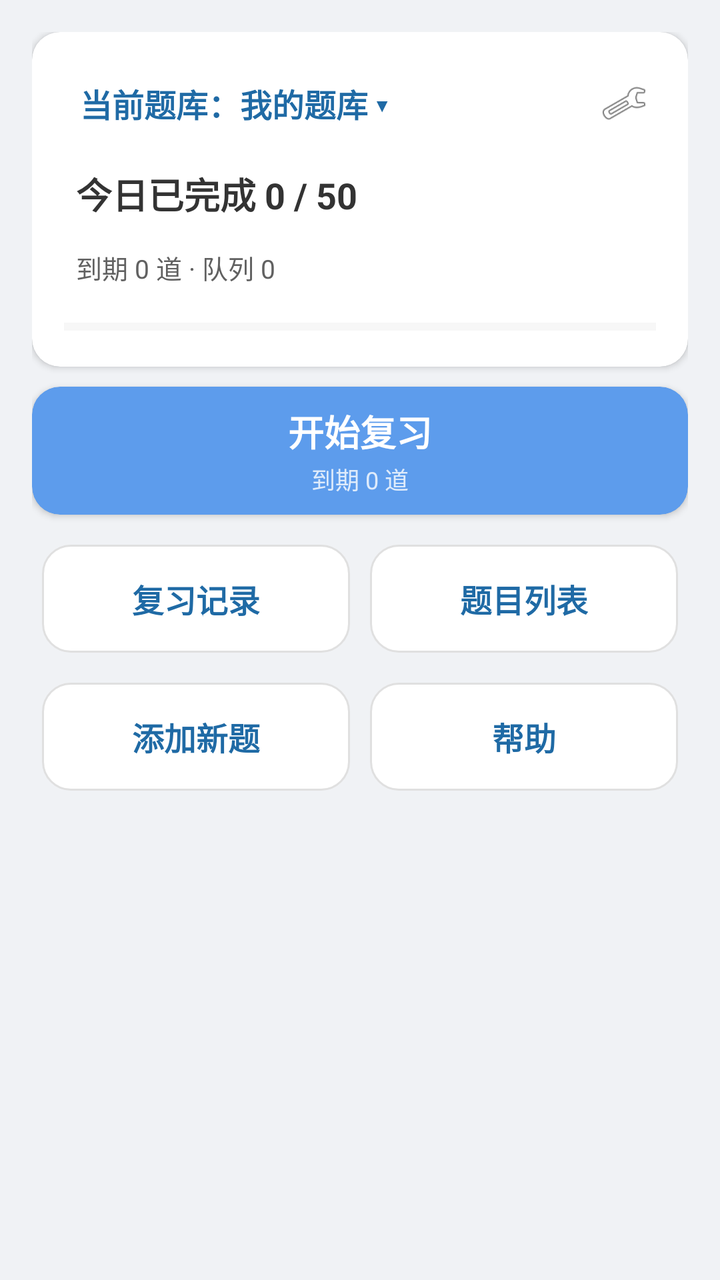
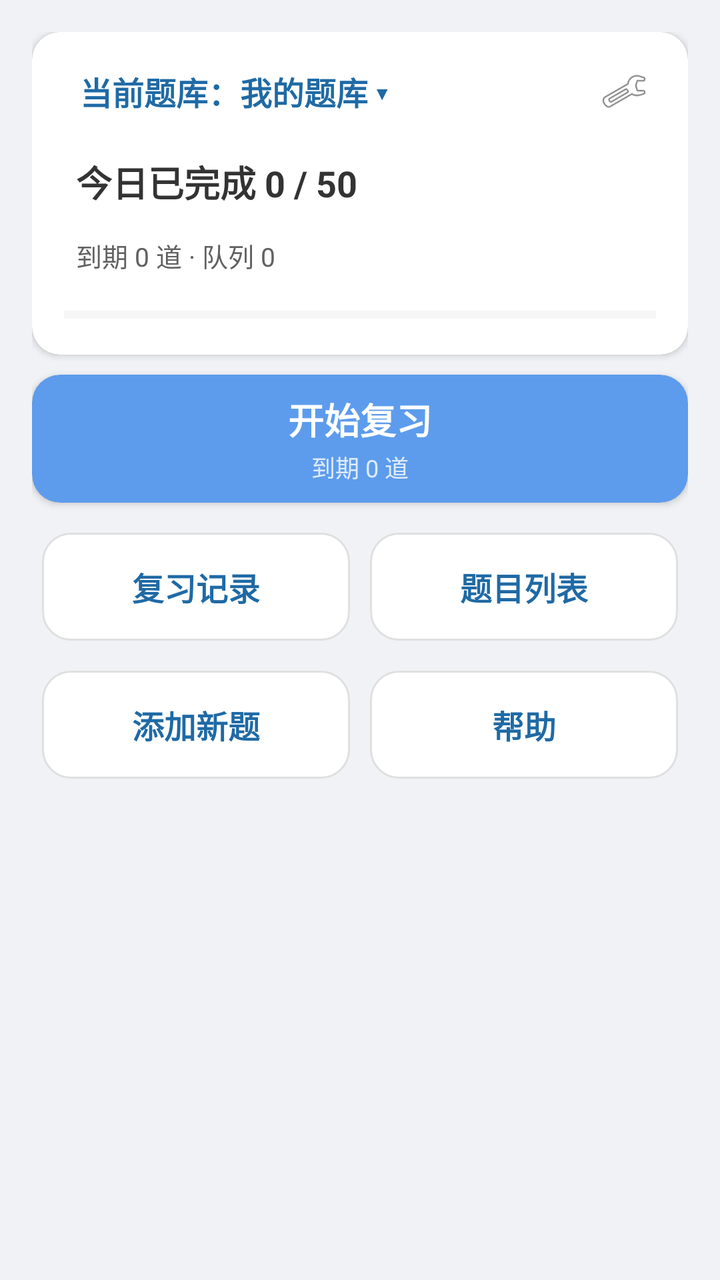

Before-and-after screenshots of an Android layout around one commit, followed by the original layout XML and the change that was made.
<!-- AndroidManifest.xml: application theme Theme.Demo -->
<!-- res/layout/activity_main.xml -->
<?xml version="1.0" encoding="utf-8"?>
<ScrollView xmlns:android="http://schemas.android.com/apk/res/android"
    xmlns:app="http://schemas.android.com/apk/res-auto"
    android:layout_width="match_parent"
    android:layout_height="match_parent"
    android:background="@color/home_bg"
    android:fillViewport="true">

    <LinearLayout
        android:layout_width="match_parent"
        android:layout_height="wrap_content"
        android:orientation="vertical"
        android:padding="@dimen/home_padding"
        android:gravity="top|center_horizontal">

        
        <androidx.cardview.widget.CardView
            android:layout_width="match_parent"
            android:layout_height="wrap_content"
            app:cardBackgroundColor="@color/home_card"
            app:cardCornerRadius="@dimen/home_card_corner"
            android:layout_marginBottom="@dimen/home_card_margin">

            <LinearLayout
                android:layout_width="match_parent"
                android:layout_height="wrap_content"
                android:orientation="vertical"
                android:padding="@dimen/home_info_padding">

                <LinearLayout
                    android:layout_width="match_parent"
                    android:layout_height="wrap_content"
                    android:orientation="horizontal"
                    android:gravity="center_vertical">

                    <TextView
                        android:id="@+id/tv_current_bank"
                        android:layout_width="0dp"
                        android:layout_height="wrap_content"
                        android:layout_weight="1"
                        android:clickable="true"
                        android:focusable="true"
                        android:foreground="?attr/selectableItemBackground"
                        android:padding="8dp"
                        android:text="当前题库：我的题库 ▾"
                        android:textSize="16sp"
                        android:textStyle="bold"
                        android:textColor="@color/detail_primary" />

                    <ImageView
                        android:id="@+id/ic_setting"
                        android:layout_width="32dp"
                        android:layout_height="32dp"
                        android:clickable="true"
                        android:focusable="true"
                        android:foreground="?attr/selectableItemBackground"
                        android:padding="4dp"
                        android:contentDescription="设置"
                        android:src="@android:drawable/ic_menu_preferences" />
                </LinearLayout>

                <TextView
                    android:id="@+id/tv_today_main"
                    android:layout_width="match_parent"
                    android:layout_height="wrap_content"
                    android:layout_marginTop="6dp"
                    android:clickable="true"
                    android:focusable="true"
                    android:foreground="?attr/selectableItemBackground"
                    android:padding="6dp"
                    android:contentDescription="修改每日复习量"
                    android:text="今日已完成 0 / 50"
                    android:textSize="18sp"
                    android:textStyle="bold"
                    android:textColor="@color/home_text_primary" />

                <TextView
                    android:id="@+id/tv_today_sub"
                    android:layout_width="match_parent"
                    android:layout_height="wrap_content"
                    android:layout_marginTop="2dp"
                    android:clickable="true"
                    android:focusable="true"
                    android:foreground="?attr/selectableItemBackground"
                    android:padding="6dp"
                    android:text="到期 0 道 · 队列 0"
                    android:textSize="13sp"
                    android:textColor="@color/home_text_secondary" />

                <ProgressBar
                    android:id="@+id/progress_today"
                    style="?android:attr/progressBarStyleHorizontal"
                    android:layout_width="match_parent"
                    android:layout_height="@dimen/home_progress_height"
                    android:layout_marginTop="10dp"
                    android:max="100"
                    android:progress="0"
                    android:progressTint="@color/home_primary"
                    android:progressBackgroundTint="@color/home_stroke" />

                <LinearLayout
                    android:id="@+id/checkin_row"
                    android:layout_width="match_parent"
                    android:layout_height="wrap_content"
                    android:orientation="horizontal"
                    android:gravity="center_vertical"
                    android:layout_marginTop="10dp"
                    android:visibility="gone">

                    <TextView
                        android:id="@+id/tv_checkin"
                        android:layout_width="0dp"
                        android:layout_height="wrap_content"
                        android:layout_weight="1"
                        android:clickable="true"
                        android:focusable="true"
                        android:foreground="?attr/selectableItemBackground"
                        android:padding="6dp"
                        android:textSize="13sp"
                        android:textColor="@color/home_text_secondary" />

                    <ImageView
                        android:id="@+id/iv_checkin_calendar"
                        android:layout_width="32dp"
                        android:layout_height="32dp"
                        android:layout_gravity="end"
                        android:clickable="true"
                        android:focusable="true"
                        android:foreground="?attr/selectableItemBackground"
                        android:padding="4dp"
                        android:contentDescription="打卡日历"
                        android:src="@android:drawable/ic_menu_agenda" />
                </LinearLayout>

                <TextView
                    android:id="@+id/tv_empty_hint"
                    android:layout_width="match_parent"
                    android:layout_height="wrap_content"
                    android:layout_marginTop="8dp"
                    android:visibility="gone"
                    android:text="当前题库还没有题目，先添加新题吧"
                    android:textSize="13sp"
                    android:textColor="@color/detail_warn" />
            </LinearLayout>
        </androidx.cardview.widget.CardView>

        
        <androidx.cardview.widget.CardView
            android:id="@+id/btn_review"
            android:layout_width="match_parent"
            android:layout_height="@dimen/home_primary_height"
            android:clickable="true"
            android:focusable="true"
            app:cardBackgroundColor="@color/home_primary"
            app:cardCornerRadius="@dimen/home_card_corner"
            android:foreground="?attr/selectableItemBackground"
            android:contentDescription="开始复习"
            android:layout_marginBottom="@dimen/home_inner_margin">

            <LinearLayout
                android:layout_width="match_parent"
                android:layout_height="match_parent"
                android:orientation="vertical"
                android:gravity="center">

                <TextView
                    android:layout_width="wrap_content"
                    android:layout_height="wrap_content"
                    android:text="开始复习"
                    android:textColor="#FFFFFF"
                    android:textSize="18sp"
                    android:textStyle="bold" />

                <TextView
                    android:id="@+id/tv_review_sub"
                    android:layout_width="wrap_content"
                    android:layout_height="wrap_content"
                    android:layout_marginTop="2dp"
                    android:text="到期 0 道"
                    android:textColor="@color/home_on_primary_secondary"
                    android:textSize="12sp" />
            </LinearLayout>
        </androidx.cardview.widget.CardView>

        
        <LinearLayout
            android:layout_width="match_parent"
            android:layout_height="wrap_content"
            android:orientation="horizontal"
            android:layout_marginTop="@dimen/home_inner_margin">

            <LinearLayout
                android:id="@+id/btn_history"
                android:layout_width="0dp"
                android:layout_height="@dimen/home_secondary_height"
                android:layout_weight="1"
                android:clickable="true"
                android:focusable="true"
                android:background="@drawable/bg_home_secondary"
                android:foreground="?attr/selectableItemBackground"
                android:contentDescription="复习记录"
                android:gravity="center"
                android:layout_margin="@dimen/home_inner_margin">

                <TextView
                    android:layout_width="wrap_content"
                    android:layout_height="wrap_content"
                    android:text="复习记录"
                    android:textColor="@color/detail_primary"
                    android:textSize="16sp"
                    android:textStyle="bold" />
            </LinearLayout>

            <LinearLayout
                android:id="@+id/btn_bank"
                android:layout_width="0dp"
                android:layout_height="@dimen/home_secondary_height"
                android:layout_weight="1"
                android:clickable="true"
                android:focusable="true"
                android:background="@drawable/bg_home_secondary"
                android:foreground="?attr/selectableItemBackground"
                android:contentDescription="题目列表"
                android:gravity="center"
                android:layout_margin="@dimen/home_inner_margin">

                <TextView
                    android:layout_width="wrap_content"
                    android:layout_height="wrap_content"
                    android:text="题目列表"
                    android:textColor="@color/detail_primary"
                    android:textSize="16sp"
                    android:textStyle="bold" />
            </LinearLayout>
        </LinearLayout>

        
        <LinearLayout
            android:layout_width="match_parent"
            android:layout_height="wrap_content"
            android:orientation="horizontal"
            android:layout_marginTop="@dimen/home_inner_margin">

            <LinearLayout
                android:id="@+id/btn_add"
                android:layout_width="0dp"
                android:layout_height="@dimen/home_secondary_height"
                android:layout_weight="1"
                android:clickable="true"
                android:focusable="true"
                android:background="@drawable/bg_home_secondary"
                android:foreground="?attr/selectableItemBackground"
                android:contentDescription="添加新题"
                android:gravity="center"
                android:layout_margin="@dimen/home_inner_margin">

                <TextView
                    android:layout_width="wrap_content"
                    android:layout_height="wrap_content"
                    android:text="添加新题"
                    android:textColor="@color/detail_primary"
                    android:textSize="16sp"
                    android:textStyle="bold" />
            </LinearLayout>

            <LinearLayout
                android:id="@+id/btn_help"
                android:layout_width="0dp"
                android:layout_height="@dimen/home_secondary_height"
                android:layout_weight="1"
                android:clickable="true"
                android:focusable="true"
                android:background="@drawable/bg_home_secondary"
                android:foreground="?attr/selectableItemBackground"
                android:contentDescription="帮助"
                android:gravity="center"
                android:layout_margin="@dimen/home_inner_margin">

                <TextView
                    android:layout_width="wrap_content"
                    android:layout_height="wrap_content"
                    android:text="帮助"
                    android:textColor="@color/detail_primary"
                    android:textSize="16sp"
                    android:textStyle="bold" />
            </LinearLayout>
        </LinearLayout>

    </LinearLayout>
</ScrollView>
<!-- resources referenced by this layout -->
<resources>
  <color name="detail_primary">#1F6AA5</color>
  <color name="detail_warn">#FF9800</color>
  <color name="home_bg">#F0F2F5</color>
  <color name="home_card">#FFFFFF</color>
  <color name="home_on_primary_secondary">#CCFFFFFF</color>
  <color name="home_primary">#5D9CEC</color>
  <color name="home_stroke">#E0E0E0</color>
  <color name="home_text_primary">#333333</color>
  <color name="home_text_secondary">#616161</color>
  <dimen name="home_card_corner">14dp</dimen>
  <dimen name="home_card_margin">10dp</dimen>
  <dimen name="home_info_padding">16dp</dimen>
  <dimen name="home_inner_margin">5dp</dimen>
  <dimen name="home_padding">16dp</dimen>
  <dimen name="home_primary_height">64dp</dimen>
  <dimen name="home_progress_height">8dp</dimen>
  <dimen name="home_secondary_height">54dp</dimen>
  <!-- drawable bg_home_secondary (drawable) -->
  <?xml version="1.0" encoding="utf-8"?>
  <shape xmlns:android="http://schemas.android.com/apk/res/android"
      android:shape="rectangle">
      <corners android:radius="@dimen/home_card_corner" />
      <solid android:color="@color/home_card" />
      <stroke android:width="1dp" android:color="@color/home_stroke" />
  </shape>
  <style name="Theme.Demo" parent="Base.Theme.Demo" />
  <style name="Base.Theme.Demo" parent="Theme.Material3.DayNight.NoActionBar">
          
          
      </style>
</resources>

<!-- the commit's change to res/layout/activity_main.xml (unified diff, before → after) -->
@@ -25,7 +25,10 @@
                 android:layout_width="match_parent"
                 android:layout_height="wrap_content"
                 android:orientation="vertical"
-                android:padding="@dimen/home_info_padding">
+                android:paddingLeft="@dimen/home_info_padding"
+                android:paddingRight="@dimen/home_info_padding"
+                android:paddingBottom="@dimen/home_info_padding"
+                android:paddingTop="10dp">
 
                 <LinearLayout
                     android:layout_width="match_parent"
